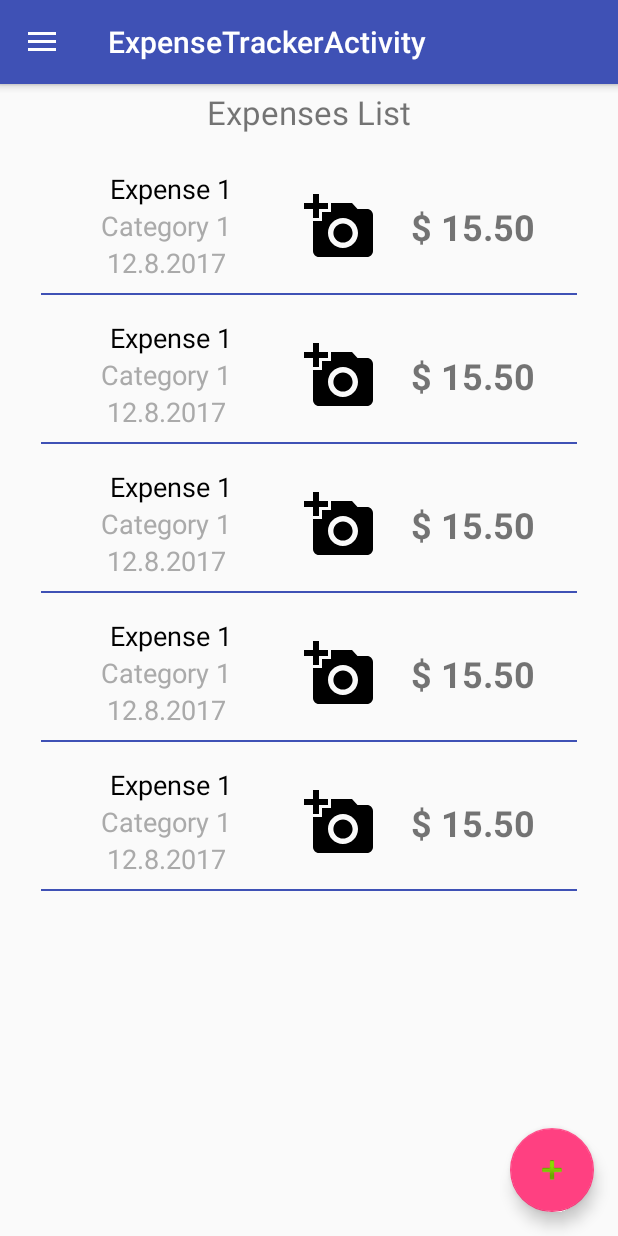
After one commit to tolgasen9558/FinancerPro, an Android app: the ExpenseTrackerActivity screen opened directly, with no data from a screen before it, on a phone screen of 412 x 824 dp. The commit adds this screen. Run offline under Robolectric (Android 15) with nearby library versions, the phone set to English and light mode, and no system bars.

Commit message:
Created ExpenseTracker Activity, and its Add Expense dialog (Without functionality)

```diff
--- a/app/src/main/AndroidManifest.xml
+++ b/app/src/main/AndroidManifest.xml
@@ -22,6 +22,10 @@
         <activity
             android:name=".Activities.CheckCalculatorActivity"
             android:label="@string/title_activity_check_calculator"
+            android:theme="@style/AppTheme.NoActionBar" />
+        <activity
+            android:name=".Activities.ExpenseTrackerActivity"
+            android:label="@string/title_activity_expense_tracker"
             android:theme="@style/AppTheme.NoActionBar"></activity>
     </application>
 
--- /dev/null
+++ b/app/src/main/java/com/example/android/financerpro/Activities/ExpenseTrackerActivity.java
@@ -0,0 +1,63 @@
+package com.example.android.financerpro.Activities;
+
+import android.os.Bundle;
+import android.support.design.widget.FloatingActionButton;
+import android.support.v7.widget.DefaultItemAnimator;
+import android.support.v7.widget.LinearLayoutManager;
+import android.support.v7.widget.RecyclerView;
+import android.support.v7.widget.Toolbar;
+import android.view.View;
+
+import com.example.android.financerpro.Adapters.ExpenseListAdapter;
+import com.example.android.financerpro.BaseActivities.BaseDrawerActivity;
+import com.example.android.financerpro.ExpenseEntry;
+import com.example.android.financerpro.Fragments.ExpenseDialogFragment;
+import com.example.android.financerpro.R;
+
+import java.util.ArrayList;
+import java.util.Date;
+import java.util.List;
+
+public class ExpenseTrackerActivity extends BaseDrawerActivity {
+
+    private List<ExpenseEntry> expensesList = new ArrayList<>();
+    private RecyclerView recyclerView;
+    private ExpenseListAdapter mAdapter;
+
+    @Override
+    protected void onCreate(Bundle savedInstanceState) {
+        super.onCreate(savedInstanceState);
+        setContent(R.layout.activity_expense_tracker);
+        Toolbar toolbar = (Toolbar) findViewById(R.id.toolbar);
+        setSupportActionBar(toolbar);
+
+        recyclerView = findViewById(R.id.recyclerview_expenses);
+
+        mAdapter = new ExpenseListAdapter(expensesList);
+        RecyclerView.LayoutManager mLayoutManager = new LinearLayoutManager(getApplicationContext());
+        recyclerView.setLayoutManager(mLayoutManager);
+        recyclerView.setItemAnimator(new DefaultItemAnimator());
+        recyclerView.setAdapter(mAdapter);
+
+        prepareData();
+
+        FloatingActionButton fab = (FloatingActionButton) findViewById(R.id.fab);
+        fab.setOnClickListener(new View.OnClickListener() {
+            @Override
+            public void onClick(View view) {
+                new ExpenseDialogFragment().show(getFragmentManager(), "TAG");
+            }
+        });
+    }
+
+
+    private void prepareData(){
+        expensesList.add(new ExpenseEntry("Expense 1", new Date(), "Category 1", 15.5));
+        expensesList.add(new ExpenseEntry("Expense 1", new Date(), "Category 1", 15.5));
+        expensesList.add(new ExpenseEntry("Expense 1", new Date(), "Category 1", 15.5));
+        expensesList.add(new ExpenseEntry("Expense 1", new Date(), "Category 1", 15.5));
+        expensesList.add(new ExpenseEntry("Expense 1", new Date(), "Category 1", 15.5));
+
+        mAdapter.notifyDataSetChanged();
+    }
+}
--- /dev/null
+++ b/app/src/main/java/com/example/android/financerpro/Adapters/ExpenseListAdapter.java
@@ -0,0 +1,77 @@
+package com.example.android.financerpro.Adapters;
+
+import android.support.v7.widget.RecyclerView;
+import android.view.LayoutInflater;
+import android.view.View;
+import android.view.ViewGroup;
+import android.widget.TextView;
+
+import com.example.android.financerpro.ExpenseEntry;
+import com.example.android.financerpro.R;
+
+import java.util.Calendar;
+import java.util.Date;
+import java.util.List;
+import java.util.Locale;
+
+
+public class ExpenseListAdapter extends RecyclerView.Adapter<ExpenseListAdapter.MyViewHolder> {
+
+    private List<ExpenseEntry> expenseEntries;
+
+    public class MyViewHolder extends RecyclerView.ViewHolder {
+        public TextView expenseName, expenseDate, expenseCategory, expenseAmount;
+
+        public MyViewHolder(View view) {
+            super(view);
+            expenseName = (TextView) view.findViewById(R.id.tv_expense_name);
+            expenseDate = (TextView) view.findViewById(R.id.tv_expense_date);
+            expenseCategory = (TextView) view.findViewById(R.id.tv_expense_category);
+            expenseAmount = (TextView) view.findViewById(R.id.tv_expense_amount);
+        }
+    }
+
+
+    public ExpenseListAdapter(List<ExpenseEntry> expenseEntries) {
+        this.expenseEntries = expenseEntries;
+    }
+
+    @Override
+    public MyViewHolder onCreateViewHolder(ViewGroup parent, int viewType) {
+        View itemView = LayoutInflater.from(parent.getContext())
+                .inflate(R.layout.list_row_expenses, parent, false);
+
+        return new MyViewHolder(itemView);
+    }
+
+    @Override
+    public void onBindViewHolder(MyViewHolder holder, int position) {
+        String name = expenseEntries.get(position).getName();
+        Date date = expenseEntries.get(position).getDate();
+        String category = expenseEntries.get(position).getCategory();
+        Double amount = expenseEntries.get(position).getAmount();
+
+        holder.expenseName.setText(name);
+        holder.expenseDate.setText(convertDateToString(date));
+        holder.expenseCategory.setText(category);
+        holder.expenseAmount.setText(String.format(Locale.US, "$ %.2f", amount));
+    }
+
+    @Override
+    public int getItemCount() {
+        return expenseEntries.size();
+    }
+
+    private String convertDateToString(Date date){
+        String output;
+
+        Calendar cal = Calendar.getInstance();
+        cal.setTime(date);
+        int year = cal.get(Calendar.YEAR);
+        int month = cal.get(Calendar.MONTH);
+        int day = cal.get(Calendar.DAY_OF_MONTH);
+
+        output = String.format(Locale.US, "%d.%d.%d", month + 1, day, year);
+        return output;
+    }
+}
--- /dev/null
+++ b/app/src/main/java/com/example/android/financerpro/ExpenseEntry.java
@@ -0,0 +1,62 @@
+package com.example.android.financerpro;
+
+import android.graphics.Bitmap;
+
+import java.util.Date;
+
+
+public class ExpenseEntry {
+
+    private String name;
+    private Date date;
+    private String category;
+    private Bitmap imageBitmap;
+    private Double amount;
+
+    public ExpenseEntry(String name, Date date, String category, Double amount) {
+        this.name = name;
+        this.date = date;
+        this.category = category;
+        this.amount = amount;
+    }
+
+    public String getName() {
+        return name;
+    }
+
+    public void setName(String name) {
+        this.name = name;
+    }
+
+    public Date getDate() {
+        return date;
+    }
+
+    public void setDate(Date date) {
+        this.date = date;
+    }
+
+    public String getCategory() {
+        return category;
+    }
+
+    public void setCategory(String category) {
+        this.category = category;
+    }
+
+    public Bitmap getImageBitmap() {
+        return imageBitmap;
+    }
+
+    public void setImageBitmap(Bitmap imageBitmap) {
+        this.imageBitmap = imageBitmap;
+    }
+
+    public Double getAmount() {
+        return amount;
+    }
+
+    public void setAmount(Double amount) {
+        this.amount = amount;
+    }
+}
--- /dev/null
+++ b/app/src/main/res/drawable/ic_add_photo.xml
@@ -0,0 +1,12 @@
+<vector xmlns:android="http://schemas.android.com/apk/res/android"
+        android:width="24dp"
+        android:height="24dp"
+        android:viewportWidth="24.0"
+        android:viewportHeight="24.0">
+    <group>
+        <clip-path android:pathData="M24,24H0V0h24v24z M 0,0" />
+    <path
+        android:pathData="M3 4V1h2v3h3v2H5v3H3V6H0V4h3zm3 6V7h3V4h7l1.83 2H21c1.1 0 2 0.9 2 2v12c0 1.1,-0.9 2,-2 2H5c-1.1 0,-2,-0.9,-2,-2V10h3zm7 9c2.76 0 5,-2.24 5,-5s-2.24,-5,-5,-5,-5 2.24,-5 5 2.24 5 5 5zm-3.2,-5c0 1.77 1.43 3.2 3.2 3.2s3.2,-1.43 3.2,-3.2,-1.43,-3.2,-3.2,-3.2,-3.2 1.43,-3.2 3.2z"
+        android:fillColor="#000000"/>
+    </group>
+</vector>
--- /dev/null
+++ b/app/src/main/res/layout/activity_expense_tracker.xml
@@ -0,0 +1,34 @@
+<?xml version="1.0" encoding="utf-8"?>
+<android.support.design.widget.CoordinatorLayout xmlns:android="http://schemas.android.com/apk/res/android"
+    xmlns:app="http://schemas.android.com/apk/res-auto"
+    xmlns:tools="http://schemas.android.com/tools"
+    android:layout_width="match_parent"
+    android:layout_height="match_parent"
+    tools:context="com.example.android.financerpro.Activities.ExpenseTrackerActivity">
+
+    <android.support.design.widget.AppBarLayout
+        android:layout_width="match_parent"
+        android:layout_height="wrap_content"
+        android:theme="@style/AppTheme.AppBarOverlay">
+
+        <android.support.v7.widget.Toolbar
+            android:id="@+id/toolbar"
+            android:layout_width="match_parent"
+            android:layout_height="?attr/actionBarSize"
+            android:background="?attr/colorPrimary"
+            app:popupTheme="@style/AppTheme.PopupOverlay" />
+
+    </android.support.design.widget.AppBarLayout>
+
+    <include layout="@layout/content_expense_tracker" />
+
+    <android.support.design.widget.FloatingActionButton
+        android:id="@+id/fab"
+        android:layout_width="wrap_content"
+        android:layout_height="wrap_content"
+        android:layout_gravity="bottom|end"
+        android:layout_margin="@dimen/fab_margin"
+        android:background="@android:color/white"
+        app:srcCompat="@android:drawable/ic_input_add" />
+
+</android.support.design.widget.CoordinatorLayout>
--- /dev/null
+++ b/app/src/main/res/layout/content_expense_tracker.xml
@@ -0,0 +1,35 @@
+<?xml version="1.0" encoding="utf-8"?>
+<android.support.constraint.ConstraintLayout xmlns:android="http://schemas.android.com/apk/res/android"
+    xmlns:app="http://schemas.android.com/apk/res-auto"
+    xmlns:tools="http://schemas.android.com/tools"
+    android:layout_width="match_parent"
+    android:layout_height="match_parent"
+    app:layout_behavior="@string/appbar_scrolling_view_behavior"
+    tools:context="com.example.android.financerpro.Activities.ExpenseTrackerActivity"
+    tools:layout_editor_absoluteY="81dp"
+    tools:showIn="@layout/activity_expense_tracker">
+
+    <TextView
+        android:id="@+id/textView4"
+        android:layout_width="match_parent"
+        android:layout_height="wrap_content"
+        android:padding="4dp"
+        android:text="Expenses List"
+        android:textAlignment="center"
+        android:textSize="22sp"
+        tools:layout_editor_absoluteY="8dp" />
+
+    <android.support.v7.widget.RecyclerView
+        android:id="@+id/recyclerview_expenses"
+        android:layout_width="373dp"
+        android:layout_height="0dp"
+        android:layout_marginBottom="8dp"
+        android:layout_marginTop="8dp"
+        app:layout_constraintBottom_toBottomOf="parent"
+        app:layout_constraintLeft_toLeftOf="parent"
+        app:layout_constraintRight_toRightOf="parent"
+        app:layout_constraintTop_toBottomOf="@+id/textView4">
+
+    </android.support.v7.widget.RecyclerView>
+
+</android.support.constraint.ConstraintLayout>
--- /dev/null
+++ b/app/src/main/res/layout/list_row_expenses.xml
@@ -0,0 +1,99 @@
+<?xml version="1.0" encoding="utf-8"?>
+<android.support.constraint.ConstraintLayout
+    xmlns:android="http://schemas.android.com/apk/res/android"
+    xmlns:app="http://schemas.android.com/apk/res-auto"
+    xmlns:tools="http://schemas.android.com/tools"
+    android:layout_width="match_parent"
+    android:layout_height="wrap_content"
+    android:padding="4dp"
+    tools:ignore="RtlCompat"
+    android:background="?android:attr/selectableItemBackground"
+    android:clickable="true"
+    android:focusable="true">
+
+    <TextView
+        android:id="@+id/tv_expense_name"
+        android:layout_width="150dp"
+        android:layout_height="wrap_content"
+        android:layout_marginLeft="16dp"
+        android:layout_marginTop="8dp"
+        android:text="Name of the Expense"
+        android:textAlignment="center"
+        android:textColor="@android:color/black"
+        android:textSize="18sp"
+        app:layout_constraintLeft_toLeftOf="parent"
+        app:layout_constraintTop_toTopOf="parent" />
+
+    <TextView
+        android:id="@+id/tv_expense_category"
+        android:layout_width="100dp"
+        android:layout_height="wrap_content"
+        android:layout_marginEnd="8dp"
+        android:text="Category"
+        android:textAlignment="center"
+        android:textColor="@android:color/darker_gray"
+        android:textSize="18sp"
+        app:layout_constraintEnd_toEndOf="@+id/tv_expense_name"
+        app:layout_constraintStart_toStartOf="@+id/tv_expense_name"
+        app:layout_constraintTop_toBottomOf="@+id/tv_expense_name"/>
+
+    <TextView
+        android:id="@+id/tv_expense_date"
+        android:layout_width="100dp"
+        android:layout_height="wrap_content"
+        android:layout_marginEnd="8dp"
+        android:layout_marginBottom="8dp"
+        android:text="01.01.2001"
+        android:textAlignment="center"
+        android:textColor="@android:color/darker_gray"
+        android:textSize="18sp"
+        app:layout_constraintEnd_toEndOf="@+id/tv_expense_name"
+        app:layout_constraintStart_toStartOf="@+id/tv_expense_name"
+        app:layout_constraintTop_toBottomOf="@+id/tv_expense_category"
+        app:layout_constraintBottom_toTopOf="@+id/view1"/>
+
+
+    <ImageButton
+        android:id="@+id/ib_expense_add_photo"
+        android:layout_width="48dp"
+        android:layout_height="48dp"
+        android:layout_marginBottom="8dp"
+        android:layout_marginEnd="18dp"
+        android:layout_marginStart="8dp"
+        android:layout_marginTop="8dp"
+        android:background="@android:color/transparent"
+        android:scaleType="fitCenter"
+        android:src="@drawable/ic_add_photo"
+        app:layout_constraintBottom_toBottomOf="parent"
+        app:layout_constraintEnd_toStartOf="@+id/tv_expense_amount"
+        app:layout_constraintStart_toEndOf="@+id/tv_expense_name"
+        app:layout_constraintTop_toTopOf="parent" />
+
+    <TextView
+        android:layout_width="wrap_content"
+        android:layout_height="wrap_content"
+        android:id="@+id/tv_expense_amount"
+        android:layout_marginBottom="8dp"
+        android:layout_marginEnd="32dp"
+        android:layout_marginTop="8dp"
+        android:textStyle="bold"
+        android:text="$100"
+        android:textAlignment="center"
+        android:textSize="24sp"
+        app:layout_constraintBottom_toBottomOf="parent"
+        app:layout_constraintEnd_toEndOf="parent"
+        app:layout_constraintTop_toTopOf="parent" />
+
+
+    <View
+        android:layout_width="match_parent"
+        android:layout_height="1dp"
+        android:id="@+id/view1"
+        android:layout_marginEnd="4dp"
+        android:layout_marginStart="4dp"
+        android:layout_marginTop="8dp"
+        android:background="@color/colorPrimary"
+        app:layout_constraintBottom_toBottomOf="parent"
+        app:layout_constraintEnd_toEndOf="parent" />
+
+</android.support.constraint.ConstraintLayout>
--- a/app/src/main/res/menu/activity_main_drawer.xml
+++ b/app/src/main/res/menu/activity_main_drawer.xml
@@ -9,6 +9,11 @@
             android:id="@+id/item_check_calculator_activity"
             android:icon="@drawable/ic_launcher_foreground"
             android:title="Check Calculator" />
+
+        <item
+            android:id="@+id/item_expense_tracker_activity"
+            android:icon="@drawable/ic_launcher_foreground"
+            android:title="Expense Tracker" />
     </group>
 
     <item android:title="Communicate">
--- a/app/src/main/res/values/strings.xml
+++ b/app/src/main/res/values/strings.xml
@@ -15,4 +15,5 @@
 
     <!-- TODO: Remove or change this placeholder text -->
     <string name="hello_blank_fragment">Hello blank fragment</string>
+    <string name="title_activity_expense_tracker">ExpenseTrackerActivity</string>
 </resources>
```
Also changed, not shown: app/src/main/java/com/example/android/financerpro/BaseActivities/BaseDrawerActivity.java (+9 -6 lines), app/src/main/java/com/example/android/financerpro/Fragments/ExpenseDialogFragment.java (added, +33 -0 lines), app/src/main/res/layout/dialog_add_expense.xml (added, +142 -0 lines).
